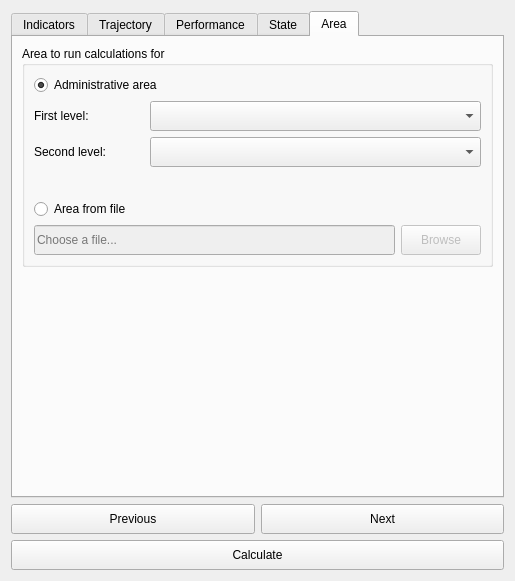
Old version of the form LDMP/gui/DlgCalculateProd.ui in the repository ConservationInternational/trends.earth.
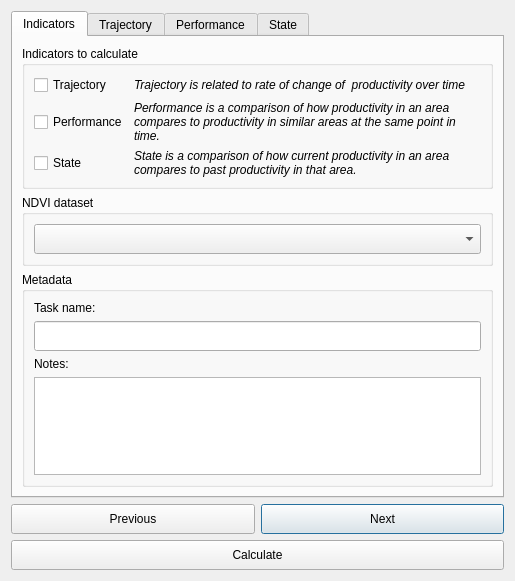
New version of the form. The open tabs and pages were chosen to show the change.

```diff
--- a/LDMP/gui/DlgCalculateProd.ui
+++ b/LDMP/gui/DlgCalculateProd.ui
@@ -890,185 +890,6 @@
        </item>
       </layout>
      </widget>
-     <widget class="QWidget" name="AreaTab">
-      <attribute name="title">
-       <string>Area</string>
-      </attribute>
-      <layout class="QVBoxLayout" name="verticalLayout_10">
-       <item>
-        <widget class="QGroupBox" name="groupBox_7">
-         <property name="title">
-          <string>Area to run calculations for</string>
-         </property>
-         <layout class="QGridLayout" name="gridLayout_2">
-          <item row="2" column="0">
-           <widget class="QLabel" name="label_4">
-            <property name="sizePolicy">
-             <sizepolicy hsizetype="Minimum" vsizetype="Preferred">
-              <horstretch>0</horstretch>
-              <verstretch>0</verstretch>
-             </sizepolicy>
-            </property>
-            <property name="maximumSize">
-             <size>
-              <width>110</width>
-              <height>16777215</height>
-             </size>
-            </property>
-            <property name="font">
-             <font>
-              <weight>50</weight>
-              <bold>false</bold>
-             </font>
-            </property>
-            <property name="text">
-             <string>Second level:</string>
-            </property>
-           </widget>
-          </item>
-          <item row="1" column="0">
-           <widget class="QLabel" name="label_3">
-            <property name="sizePolicy">
-             <sizepolicy hsizetype="Minimum" vsizetype="Preferred">
-              <horstretch>0</horstretch>
-              <verstretch>0</verstretch>
-             </sizepolicy>
-            </property>
-            <property name="maximumSize">
-             <size>
-              <width>110</width>
-              <height>16777215</height>
-             </size>
-            </property>
-            <property name="font">
-             <font>
-              <weight>50</weight>
-              <bold>false</bold>
-             </font>
-            </property>
-            <property name="text">
-             <string>First level:</string>
-            </property>
-           </widget>
-          </item>
-          <item row="3" column="0">
-           <spacer name="verticalSpacer">
-            <property name="orientation">
-             <enum>Qt::Vertical</enum>
-            </property>
-            <property name="sizeHint" stdset="0">
-             <size>
-              <width>20</width>
-              <height>0</height>
-             </size>
-            </property>
-           </spacer>
-          </item>
-          <item row="5" column="2">
-           <widget class="QPushButton" name="area_fromfile_browse">
-            <property name="enabled">
-             <bool>false</bool>
-            </property>
-            <property name="minimumSize">
-             <size>
-              <width>0</width>
-              <height>30</height>
-             </size>
-            </property>
-            <property name="maximumSize">
-             <size>
-              <width>80</width>
-              <height>16777215</height>
-             </size>
-            </property>
-            <property name="text">
-             <string>Browse</string>
-            </property>
-           </widget>
-          </item>
-          <item row="2" column="1" colspan="2">
-           <widget class="QComboBox" name="area_admin_1">
-            <property name="sizePolicy">
-             <sizepolicy hsizetype="Expanding" vsizetype="Fixed">
-              <horstretch>0</horstretch>
-              <verstretch>0</verstretch>
-             </sizepolicy>
-            </property>
-            <property name="minimumSize">
-             <size>
-              <width>0</width>
-              <height>30</height>
-             </size>
-            </property>
-           </widget>
-          </item>
-          <item row="1" column="1" colspan="2">
-           <widget class="QComboBox" name="area_admin_0">
-            <property name="sizePolicy">
-             <sizepolicy hsizetype="Expanding" vsizetype="Fixed">
-              <horstretch>0</horstretch>
-              <verstretch>0</verstretch>
-             </sizepolicy>
-            </property>
-            <property name="minimumSize">
-             <size>
-              <width>0</width>
-              <height>30</height>
-             </size>
-            </property>
-           </widget>
-          </item>
-          <item row="5" column="0" colspan="2">
-           <widget class="QLineEdit" name="area_fromfile_file">
-            <property name="enabled">
-             <bool>false</bool>
-            </property>
-            <property name="minimumSize">
-             <size>
-              <width>0</width>
-              <height>30</height>
-             </size>
-            </property>
-            <property name="placeholderText">
-             <string>Choose a file...</string>
-            </property>
-           </widget>
-          </item>
-          <item row="4" column="0" colspan="3">
-           <widget class="QRadioButton" name="area_fromfile">
-            <property name="text">
-             <string>Area from file</string>
-            </property>
-           </widget>
-          </item>
-          <item row="0" column="0" colspan="3">
-           <widget class="QRadioButton" name="area_admin">
-            <property name="text">
-             <string>Administrative area</string>
-            </property>
-            <property name="checked">
-             <bool>true</bool>
-            </property>
-           </widget>
-          </item>
-         </layout>
-        </widget>
-       </item>
-       <item>
-        <spacer name="verticalSpacer_5">
-         <property name="orientation">
-          <enum>Qt::Vertical</enum>
-         </property>
-         <property name="sizeHint" stdset="0">
-          <size>
-           <width>20</width>
-           <height>0</height>
-          </size>
-         </property>
-        </spacer>
-       </item>
-      </layout>
-     </widget>
     </widget>
    </item>
    <item>
```
Left out of the diff: 4 changed lines with no effect on the pictures.
